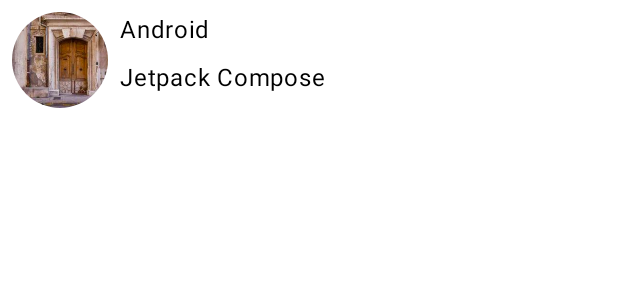
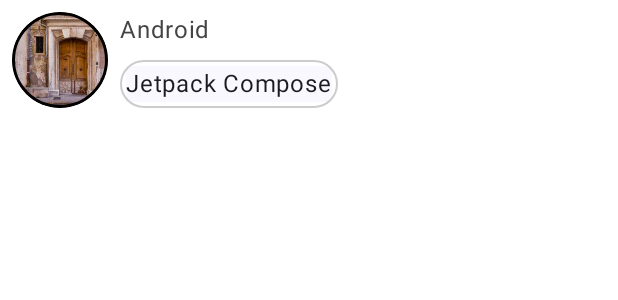
Before and after one commit to slippStudy/slipp-25-compose, an Android app built with Jetpack Compose: the @Preview function MessageCardPreview, on a phone screen of 412 x 824 dp. Shown: the top 300 px of the screen. Run offline under Robolectric (Android 15) with nearby library versions, the phone set to English and light mode, and no system bars.

Commit message:
BodyText에 테두리를 추가한다

```diff
--- a/app/src/main/java/net/slipp/MainActivity.kt
+++ b/app/src/main/java/net/slipp/MainActivity.kt
@@ -4,6 +4,7 @@ import android.os.Bundle
 import androidx.activity.ComponentActivity
 import androidx.activity.compose.setContent
 import androidx.compose.foundation.Image
+import androidx.compose.foundation.border
 import androidx.compose.foundation.layout.Column
 import androidx.compose.foundation.layout.Row
 import androidx.compose.foundation.layout.Spacer
@@ -14,12 +15,14 @@ import androidx.compose.foundation.layout.padding
 import androidx.compose.foundation.layout.size
 import androidx.compose.foundation.layout.width
 import androidx.compose.foundation.shape.CircleShape
+import androidx.compose.foundation.shape.RoundedCornerShape
 import androidx.compose.material3.MaterialTheme
 import androidx.compose.material3.Surface
 import androidx.compose.material3.Text
 import androidx.compose.runtime.Composable
 import androidx.compose.ui.Modifier
 import androidx.compose.ui.draw.clip
+import androidx.compose.ui.graphics.Color
 import androidx.compose.ui.layout.ContentScale
 import androidx.compose.ui.res.painterResource
 import androidx.compose.ui.tooling.preview.Preview
@@ -59,19 +62,34 @@ fun MessageCard(
             modifier = Modifier
                 .size(64.dp)
                 .clip(CircleShape)
+                .border(2.dp, Color.Black, CircleShape)
         )
         Spacer(modifier = Modifier.width(8.dp))
         Column {
-            Text(text = author)
+            Text(
+                text = author,
+                color = Color.DarkGray,
+            )
             Spacer(modifier = Modifier.height(8.dp))
-            Text(text = body)
+            BodyText(text = body)
         }
+    }
+}
+
+@Composable
+private fun BodyText(text: String) {
+    Surface(
+        modifier = Modifier
+            .border(1.dp, Color.LightGray, RoundedCornerShape(100.dp))
+            .padding(all = 4.dp)
+    ) {
+        Text(text = text)
     }
 }
 
 @Preview(showBackground = true)
 @Composable
-fun MessageCardPreview() {
+private fun MessageCardPreview() {
     ComposeTutorialTheme {
         MessageCard(
             author = "Android",
```
